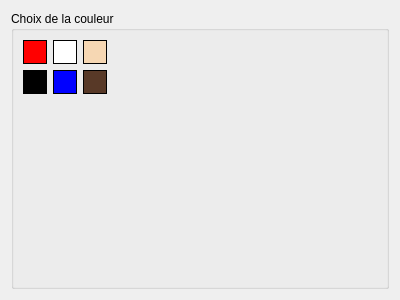
The window that smoothTxt/CChooseColorDialog.ui (clebail/m3d) describes before a commit, drawn with Qt 5.
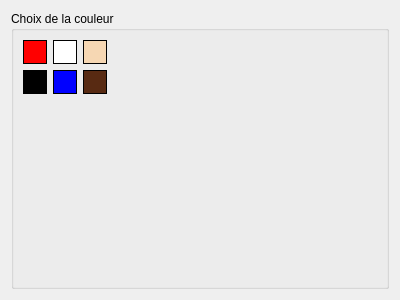
The same window after the commit. Custom widgets are drawn as their Qt base class.

Commit message: Couche 17 + changement de marron

Patch:
```diff
--- a/smoothTxt/CChooseColorDialog.ui
+++ b/smoothTxt/CChooseColorDialog.ui
@@ -220,11 +220,11 @@
         </property>
         <property name="styleSheet">
          <string notr="true">border: 1px solid black;
-background-color: #583927;
-color: #583927;</string>
+background-color: #582A12;
+color: #582A12;</string>
         </property>
         <property name="text">
-         <string>6</string>
+         <string>70</string>
         </property>
        </widget>
       </item>
```
The commit also changes 2 other files.
